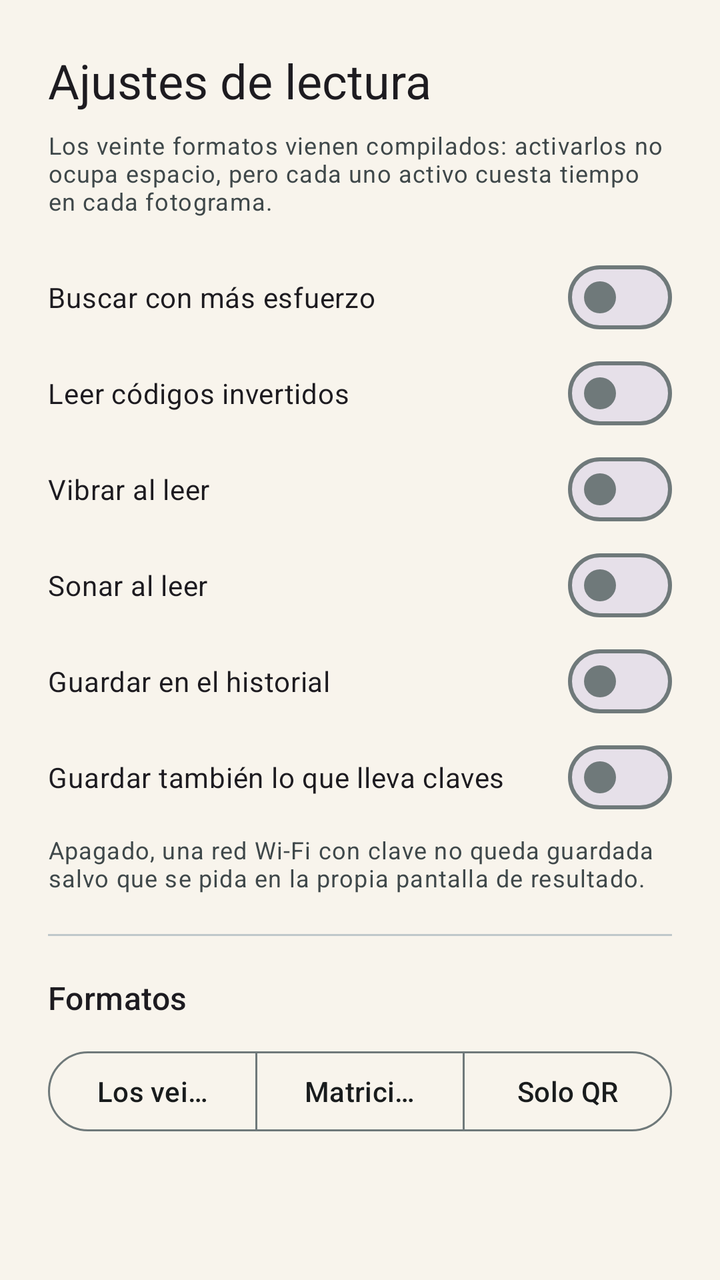
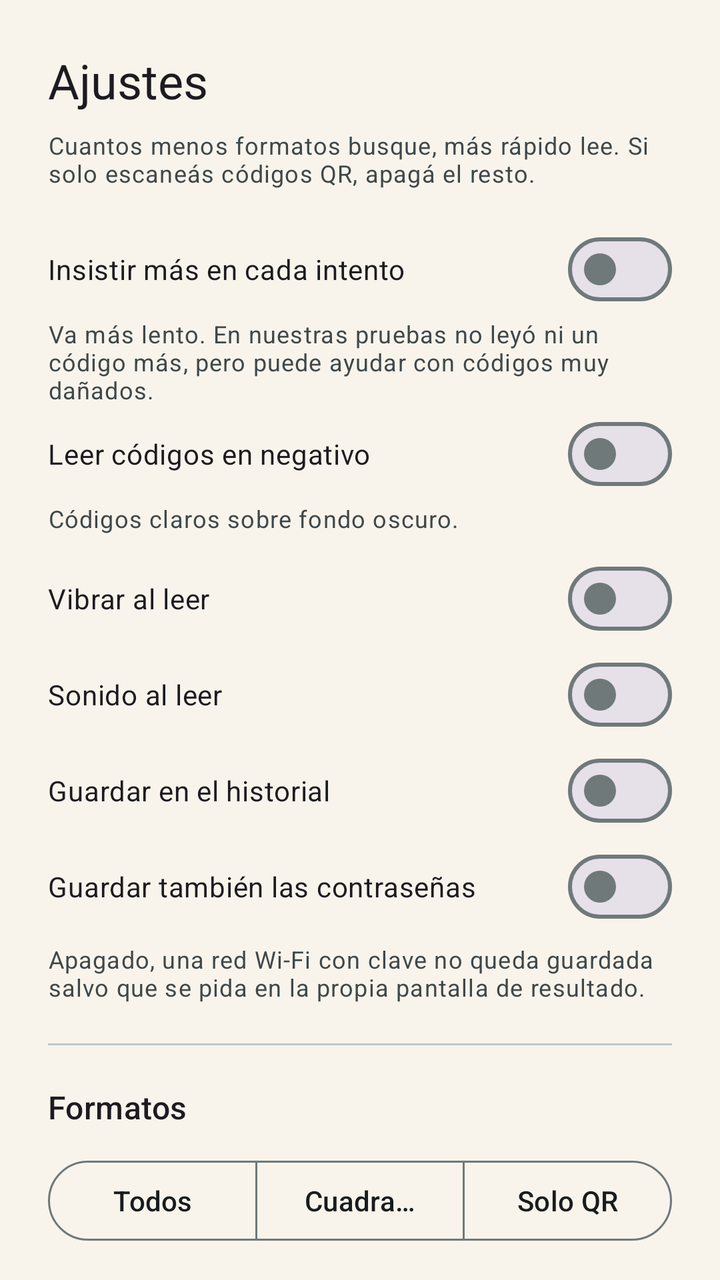

Before-and-after screenshots of an Android layout around one commit, followed by the original layout XML and the change that was made.
<!-- AndroidManifest.xml: application theme Theme.Signifer -->
<!-- res/layout/sheet_scan_settings.xml -->
<?xml version="1.0" encoding="utf-8"?>
<androidx.core.widget.NestedScrollView xmlns:android="http://schemas.android.com/apk/res/android"
    android:layout_width="match_parent"
    android:layout_height="wrap_content">

    <LinearLayout
        android:layout_width="match_parent"
        android:layout_height="wrap_content"
        android:orientation="vertical"
        android:paddingHorizontal="24dp"
        android:paddingTop="24dp"
        android:paddingBottom="32dp">

        <TextView
            android:layout_width="wrap_content"
            android:layout_height="wrap_content"
            android:text="@string/settings_title"
            android:textAppearance="?attr/textAppearanceHeadlineSmall" />

        <TextView
            android:layout_width="match_parent"
            android:layout_height="wrap_content"
            android:layout_marginTop="8dp"
            android:text="@string/settings_formats_note"
            android:textAppearance="?attr/textAppearanceBodySmall"
            android:textColor="?attr/colorOnSurfaceVariant" />

        <com.google.android.material.materialswitch.MaterialSwitch
            android:id="@+id/try_harder"
            android:layout_width="match_parent"
            android:layout_height="wrap_content"
            android:layout_marginTop="16dp"
            android:minHeight="48dp"
            android:text="@string/settings_try_harder" />

        <com.google.android.material.materialswitch.MaterialSwitch
            android:id="@+id/try_invert"
            android:layout_width="match_parent"
            android:layout_height="wrap_content"
            android:minHeight="48dp"
            android:text="@string/settings_try_invert" />

        <com.google.android.material.materialswitch.MaterialSwitch
            android:id="@+id/vibrate"
            android:layout_width="match_parent"
            android:layout_height="wrap_content"
            android:minHeight="48dp"
            android:text="@string/settings_vibrate" />

        <com.google.android.material.materialswitch.MaterialSwitch
            android:id="@+id/beep"
            android:layout_width="match_parent"
            android:layout_height="wrap_content"
            android:minHeight="48dp"
            android:text="@string/settings_beep" />

        <com.google.android.material.materialswitch.MaterialSwitch
            android:id="@+id/save_history"
            android:layout_width="match_parent"
            android:layout_height="wrap_content"
            android:minHeight="48dp"
            android:text="@string/settings_save_history" />

        <com.google.android.material.materialswitch.MaterialSwitch
            android:id="@+id/save_sensitive"
            android:layout_width="match_parent"
            android:layout_height="wrap_content"
            android:minHeight="48dp"
            android:text="@string/settings_save_sensitive" />

        <TextView
            android:layout_width="match_parent"
            android:layout_height="wrap_content"
            android:layout_marginTop="4dp"
            android:text="@string/settings_save_sensitive_note"
            android:textAppearance="?attr/textAppearanceBodySmall"
            android:textColor="?attr/colorOnSurfaceVariant" />

        <View
            android:layout_width="match_parent"
            android:layout_height="1dp"
            android:layout_marginVertical="20dp"
            android:background="?attr/colorOutlineVariant" />

        <TextView
            android:layout_width="wrap_content"
            android:layout_height="wrap_content"
            android:text="@string/settings_formats"
            android:textAppearance="?attr/textAppearanceTitleMedium" />

        <com.google.android.material.button.MaterialButtonToggleGroup
            android:id="@+id/presets"
            android:layout_width="match_parent"
            android:layout_height="wrap_content"
            android:layout_marginTop="12dp"
            app:selectionRequired="false"
            app:singleSelection="true"
            xmlns:app="http://schemas.android.com/apk/res-auto">

            <com.google.android.material.button.MaterialButton
                android:id="@+id/preset_all"
                style="?attr/materialButtonOutlinedStyle"
                android:layout_width="0dp"
                android:layout_height="wrap_content"
                android:layout_weight="1"
                android:text="@string/settings_preset_all" />

            <com.google.android.material.button.MaterialButton
                android:id="@+id/preset_matrix"
                style="?attr/materialButtonOutlinedStyle"
                android:layout_width="0dp"
                android:layout_height="wrap_content"
                android:layout_weight="1"
                android:text="@string/settings_preset_matrix" />

            <com.google.android.material.button.MaterialButton
                android:id="@+id/preset_qr"
                style="?attr/materialButtonOutlinedStyle"
                android:layout_width="0dp"
                android:layout_height="wrap_content"
                android:layout_weight="1"
                android:text="@string/settings_preset_qr" />

        </com.google.android.material.button.MaterialButtonToggleGroup>

        <LinearLayout
            android:id="@+id/formats"
            android:layout_width="match_parent"
            android:layout_height="wrap_content"
            android:layout_marginTop="8dp"
            android:orientation="vertical" />

    </LinearLayout>

</androidx.core.widget.NestedScrollView>
<!-- resources referenced by this layout -->
<resources>
  <string name="settings_beep">Sonar al leer</string>
  <string name="settings_formats">Formatos</string>
  <string name="settings_formats_note">Los veinte formatos vienen compilados: activarlos no ocupa espacio, pero cada uno activo cuesta tiempo en cada fotograma.</string>
  <string name="settings_preset_all">Los veinte</string>
  <string name="settings_preset_matrix">Matriciales</string>
  <string name="settings_preset_qr">Solo QR</string>
  <string name="settings_save_history">Guardar en el historial</string>
  <string name="settings_save_sensitive">Guardar también lo que lleva claves</string>
  <string name="settings_save_sensitive_note">Apagado, una red Wi-Fi con clave no queda guardada salvo que se pida en la propia pantalla de resultado.</string>
  <string name="settings_title">Ajustes de lectura</string>
  <string name="settings_try_harder">Buscar con más esfuerzo</string>
  <string name="settings_try_invert">Leer códigos invertidos</string>
  <string name="settings_vibrate">Vibrar al leer</string>
  <color name="light_primary">#FF1F5A64</color>
  <color name="light_on_primary">#FFFFFFFF</color>
  <color name="light_primary_container">#FFB0EBF8</color>
  <color name="light_on_primary_container">#FF001F25</color>
  <color name="light_secondary">#FF7A5A2E</color>
  <color name="light_on_secondary">#FFFFFFFF</color>
  <color name="light_secondary_container">#FFFFDDB0</color>
  <color name="light_on_secondary_container">#FF281800</color>
  <color name="light_tertiary">#FF4B6268</color>
  <color name="light_on_tertiary">#FFFFFFFF</color>
  <color name="light_tertiary_container">#FFCDE7EE</color>
  <color name="light_on_tertiary_container">#FF061F24</color>
  <color name="light_error">#FFBA1A1A</color>
  <color name="light_on_error">#FFFFFFFF</color>
  <color name="light_error_container">#FFFFDAD6</color>
  <color name="light_on_error_container">#FF410002</color>
  <color name="light_background">#FFF8F4EC</color>
  <color name="light_on_background">#FF191C1D</color>
  <color name="light_surface">#FFF8F4EC</color>
  <color name="light_on_surface">#FF191C1D</color>
  <color name="light_surface_variant">#FFDBE4E6</color>
  <color name="light_on_surface_variant">#FF3F484A</color>
  <color name="light_surface_container">#FFECE8E0</color>
  <color name="light_surface_container_high">#FFE6E2DA</color>
  <color name="light_outline">#FF6F797A</color>
  <color name="light_outline_variant">#FFBFC8CA</color>
  <color name="light_inverse_surface">#FF2D3132</color>
  <color name="light_inverse_on_surface">#FFEFF1F1</color>
  <color name="light_inverse_primary">#FF86D1DF</color>
</resources>

<!-- the commit's change to res/layout/sheet_scan_settings.xml (unified diff, before → after) -->
@@ -1,5 +1,6 @@
 <?xml version="1.0" encoding="utf-8"?>
 <androidx.core.widget.NestedScrollView xmlns:android="http://schemas.android.com/apk/res/android"
+    xmlns:app="http://schemas.android.com/apk/res-auto"
     android:layout_width="match_parent"
     android:layout_height="wrap_content">
 
@@ -33,12 +34,27 @@
             android:minHeight="48dp"
             android:text="@string/settings_try_harder" />
 
+        <TextView
+            android:layout_width="match_parent"
+            android:layout_height="wrap_content"
+            android:text="@string/settings_try_harder_note"
+            android:textAppearance="?attr/textAppearanceBodySmall"
+            android:textColor="?attr/colorOnSurfaceVariant" />
+
         <com.google.android.material.materialswitch.MaterialSwitch
             android:id="@+id/try_invert"
             android:layout_width="match_parent"
             android:layout_height="wrap_content"
             android:minHeight="48dp"
             android:text="@string/settings_try_invert" />
+
+        <TextView
+            android:layout_width="match_parent"
+            android:layout_height="wrap_content"
+            android:layout_marginBottom="8dp"
+            android:text="@string/settings_try_invert_note"
+            android:textAppearance="?attr/textAppearanceBodySmall"
+            android:textColor="?attr/colorOnSurfaceVariant" />
 
         <com.google.android.material.materialswitch.MaterialSwitch
             android:id="@+id/vibrate"
@@ -94,8 +110,7 @@
             android:layout_height="wrap_content"
             android:layout_marginTop="12dp"
             app:selectionRequired="false"
-            app:singleSelection="true"
-            xmlns:app="http://schemas.android.com/apk/res-auto">
+            app:singleSelection="true">
 
             <com.google.android.material.button.MaterialButton
                 android:id="@+id/preset_all"
@@ -130,6 +145,22 @@
             android:layout_marginTop="8dp"
             android:orientation="vertical" />
 
+        <View
+            android:layout_width="match_parent"
+            android:layout_height="1dp"
+            android:layout_marginVertical="20dp"
+            android:background="?attr/colorOutlineVariant" />
+
+        <com.google.android.material.button.MaterialButton
+            android:id="@+id/about"
+            style="@style/Widget.Material3.Button.TextButton"
+            android:layout_width="match_parent"
+            android:layout_height="wrap_content"
+            android:layout_marginTop="12dp"
+            android:gravity="start|center_vertical"
+            android:text="@string/about_title"
+            app:icon="@drawable/ic_signum" />
+
     </LinearLayout>
 
 </androidx.core.widget.NestedScrollView>
<!-- resource entries referenced after the edit -->
@@ -1,17 +1,31 @@
 <!-- resources referenced by this layout -->
 <resources>
-  <string name="settings_beep">Sonar al leer</string>
+  <!-- drawable ic_signum (drawable) -->
+  <?xml version="1.0" encoding="utf-8"?>
+  <vector xmlns:android="http://schemas.android.com/apk/res/android"
+      android:width="12dp"
+      android:height="12dp"
+      android:viewportWidth="12"
+      android:viewportHeight="12">
+      <path
+          android:fillColor="?attr/colorPrimary"
+          android:pathData="M10,0h1v1h-1zM1,1h10v2h-10zM1,3h3v3h-3zM6,5h2v1h-2zM4,6h2v1h-2zM8,6h3v3h-3zM1,9h10v2h-10zM1,11h1v1h-1z" />
+  </vector>
+  <string name="about_title">Acerca de Signifer</string>
+  <string name="settings_beep">Sonido al leer</string>
   <string name="settings_formats">Formatos</string>
-  <string name="settings_formats_note">Los veinte formatos vienen compilados: activarlos no ocupa espacio, pero cada uno activo cuesta tiempo en cada fotograma.</string>
-  <string name="settings_preset_all">Los veinte</string>
-  <string name="settings_preset_matrix">Matriciales</string>
+  <string name="settings_formats_note">Cuantos menos formatos busque, más rápido lee. Si solo escaneás códigos QR, apagá el resto.</string>
+  <string name="settings_preset_all">Todos</string>
+  <string name="settings_preset_matrix">Cuadrados</string>
   <string name="settings_preset_qr">Solo QR</string>
   <string name="settings_save_history">Guardar en el historial</string>
-  <string name="settings_save_sensitive">Guardar también lo que lleva claves</string>
+  <string name="settings_save_sensitive">Guardar también las contraseñas</string>
   <string name="settings_save_sensitive_note">Apagado, una red Wi-Fi con clave no queda guardada salvo que se pida en la propia pantalla de resultado.</string>
-  <string name="settings_title">Ajustes de lectura</string>
-  <string name="settings_try_harder">Buscar con más esfuerzo</string>
-  <string name="settings_try_invert">Leer códigos invertidos</string>
+  <string name="settings_title">Ajustes</string>
+  <string name="settings_try_harder">Insistir más en cada intento</string>
+  <string name="settings_try_harder_note">Va más lento. En nuestras pruebas no leyó ni un código más, pero puede ayudar con códigos muy dañados.</string>
+  <string name="settings_try_invert">Leer códigos en negativo</string>
+  <string name="settings_try_invert_note">Códigos claros sobre fondo oscuro.</string>
   <string name="settings_vibrate">Vibrar al leer</string>
   <color name="light_primary">#FF1F5A64</color>
   <color name="light_on_primary">#FFFFFFFF</color>
